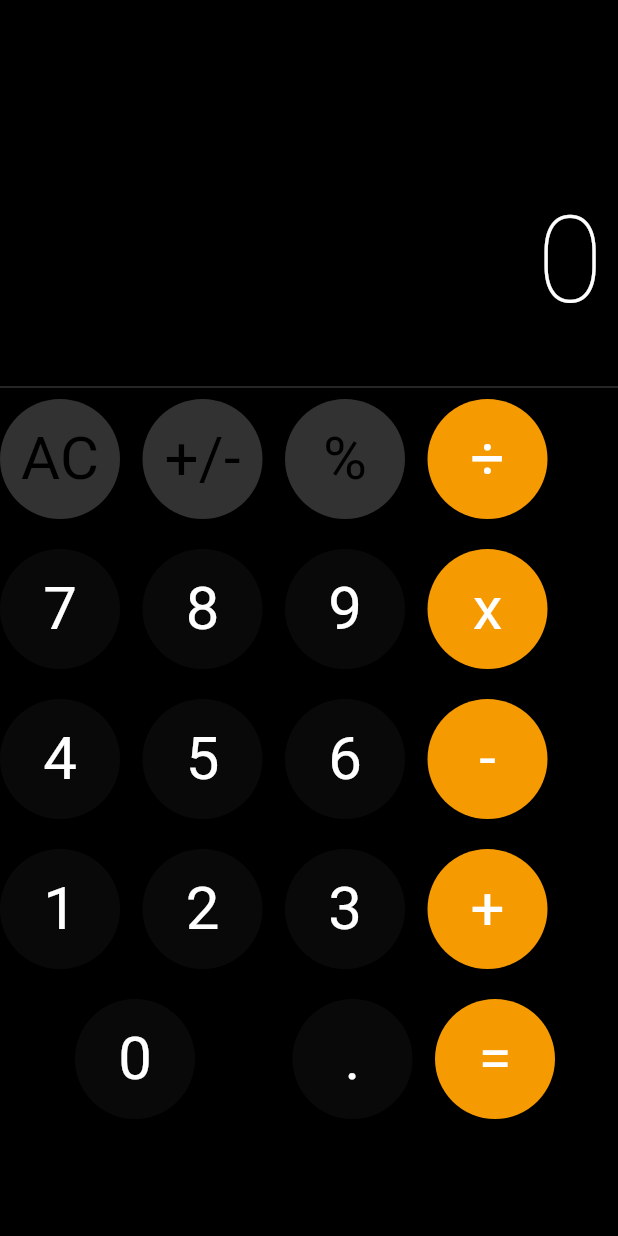
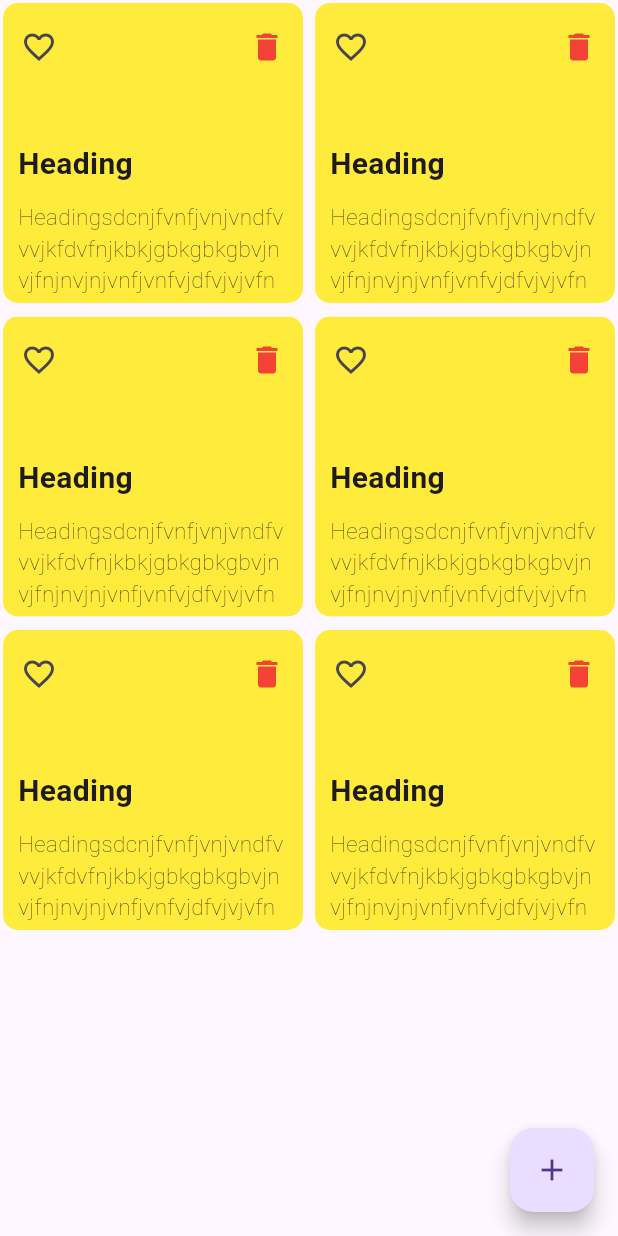
Before and after one commit to Shahabmustafa/Note-App, a Flutter app: the screen it shows after launch, on a phone screen of 412 x 824 dp. Run offline on Flutter 3.47's test engine with Material 3 defaults, Android fonts, the phone set to English and light mode, and no system bars; our stand-ins replace cloud_firestore, firebase_core, google_fonts; accounts and stored records are empty; Roboto replaces fonts that are missing (Aldrich).

Commit message:
add note app

```diff
--- /dev/null
+++ b/lib/note_paid.dart
@@ -0,0 +1,146 @@
+import 'package:cloud_firestore/cloud_firestore.dart';
+import 'package:flutter/material.dart';
+import 'package:flutter_staggered_grid_view/flutter_staggered_grid_view.dart';
+import 'package:google_fonts/google_fonts.dart';
+
+class NotePaid extends StatefulWidget {
+  const NotePaid({Key? key}) : super(key: key);
+
+  @override
+  State<NotePaid> createState() => _NotePaidState();
+}
+
+class _NotePaidState extends State<NotePaid> {
+  TextEditingController title = TextEditingController();
+  TextEditingController notes = TextEditingController();
+  @override
+  Widget build(BuildContext context) {
+    return Scaffold(
+      body: MasonryGridView.builder(
+          itemCount: 6,
+          mainAxisSpacing: 5,
+          crossAxisSpacing: 4,
+          gridDelegate: SliverSimpleGridDelegateWithFixedCrossAxisCount(
+            crossAxisCount: 2,
+          ),
+          itemBuilder: (context,index){
+            return Padding(
+              padding: const EdgeInsets.all(2.0),
+              child: ClipRRect(
+                borderRadius: BorderRadius.circular(10),
+                child: Container(
+                  height: 200,
+                  width: 200,
+                  decoration: BoxDecoration(
+                    color: Colors.yellow,
+                  ),
+                  child: Padding(
+                    padding: const EdgeInsets.symmetric(vertical: 5),
+                    child: Column(
+                      mainAxisAlignment: MainAxisAlignment.spaceBetween,
+                      children: [
+                        Row(
+                          mainAxisAlignment: MainAxisAlignment.spaceBetween,
+                          children: [
+                            IconButton(
+                              onPressed: (){},
+                              icon: Icon(Icons.favorite_border),
+                            ),
+                            IconButton(
+                              onPressed: (){},
+                              icon: Icon(Icons.delete,color: Colors.red,),
+                            ),
+                          ],
+                        ),
+                        Padding(
+                          padding: const EdgeInsets.symmetric(horizontal: 10),
+                          child: Column(
+                            children: [
+                              Row(
+                                mainAxisAlignment: MainAxisAlignment.start,
+                                children: [
+                                  Text(
+                                    "Heading",
+                                    style: GoogleFonts.aldrich(
+                                      fontWeight: FontWeight.w600,
+                                      fontSize: 20,
+                                    ),
+                                  ),
+                                ],
+                              ),
+                              SizedBox(
+                                height: 10,
+                              ),
+                              Text(
+                                "Headingsdcnjfvnfjvnjvndfvvvjkfdvfnjkbkjgbkgbkgbvjnvjfnjnvjnjvnfjvnfvjdfvjvjvfn",
+                                style: GoogleFonts.aldrich(
+                                  fontWeight: FontWeight.w200,
+                                  fontSize: 15,
+                                ),
+                              ),
+                            ],
+                          ),
+                        ),
+                      ],
+                    ),
+                  ),
+                ),
+              ),
+            );
+          }
+      ),
+      floatingActionButton: FloatingActionButton(
+        onPressed: (){
+          showModalBottomSheet(
+            context: context,
+            builder: (context){
+              return Padding(
+                padding: const EdgeInsets.symmetric(horizontal: 20),
+                child: Column(
+                  mainAxisAlignment: MainAxisAlignment.spaceEvenly,
+                  crossAxisAlignment: CrossAxisAlignment.stretch,
+                  children: [
+                    TextFormField(
+                      controller: title,
+                      decoration: InputDecoration(
+                        hintText: "Title",
+                        border: OutlineInputBorder(
+                          borderRadius: BorderRadius.circular(8),
+                        )
+                      ),
+                    ),
+                    TextFormField(
+                      maxLines: 10,
+                      controller: notes,
+                      decoration: InputDecoration(
+                        hintText: "Notes",
+                        border: OutlineInputBorder(
+                          borderRadius: BorderRadius.circular(8),
+                        )
+                      ),
+                    ),
+                    ElevatedButton(
+                      style: ElevatedButton.styleFrom(
+                        textStyle: TextStyle(
+                          color: Colors.white,
+                        ),
+                      ),
+                      onPressed: (){
+                        FirebaseFirestore.instance.collection("notes").add({
+                          "title" : title.text.trim(),
+                          "notes" : notes.text.trim(),
+                        });
+                      },
+                      child: Text("ADD NOTE"),
+                    ),
+                  ],
+                ),
+              );
+            },
+          );
+        },
+        child: Icon(Icons.add),
+      ),
+    );
+  }
+}
--- a/pubspec.yaml
+++ b/pubspec.yaml
@@ -35,6 +35,10 @@ dependencies:
   # The following adds the Cupertino Icons font to your application.
   # Use with the CupertinoIcons class for iOS style icons.
   cupertino_icons: ^1.0.2
+  flutter_staggered_grid_view: ^0.7.0
+  firebase_core: ^2.24.2
+  cloud_firestore: ^4.13.6
+  google_fonts: ^6.1.0
 
 dev_dependencies:
   flutter_test:
```
Also changed, not shown: lib/main.dart (+25 -5 lines), lib/firebase_options.dart (added), pubspec.lock, 18 other files.
